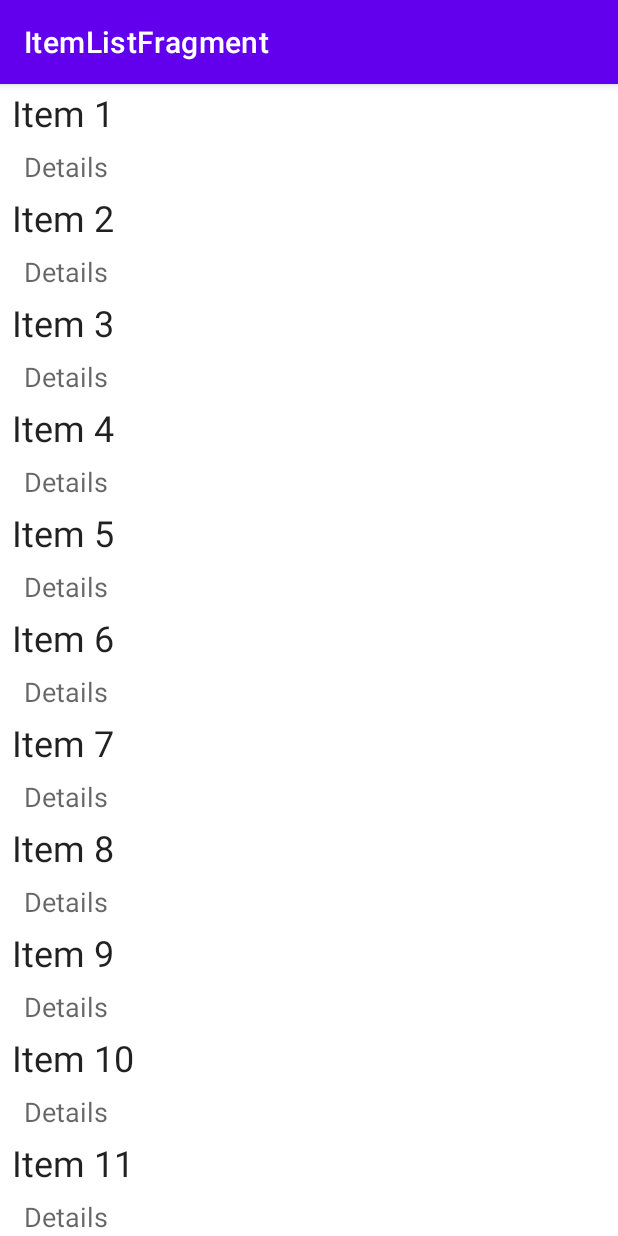
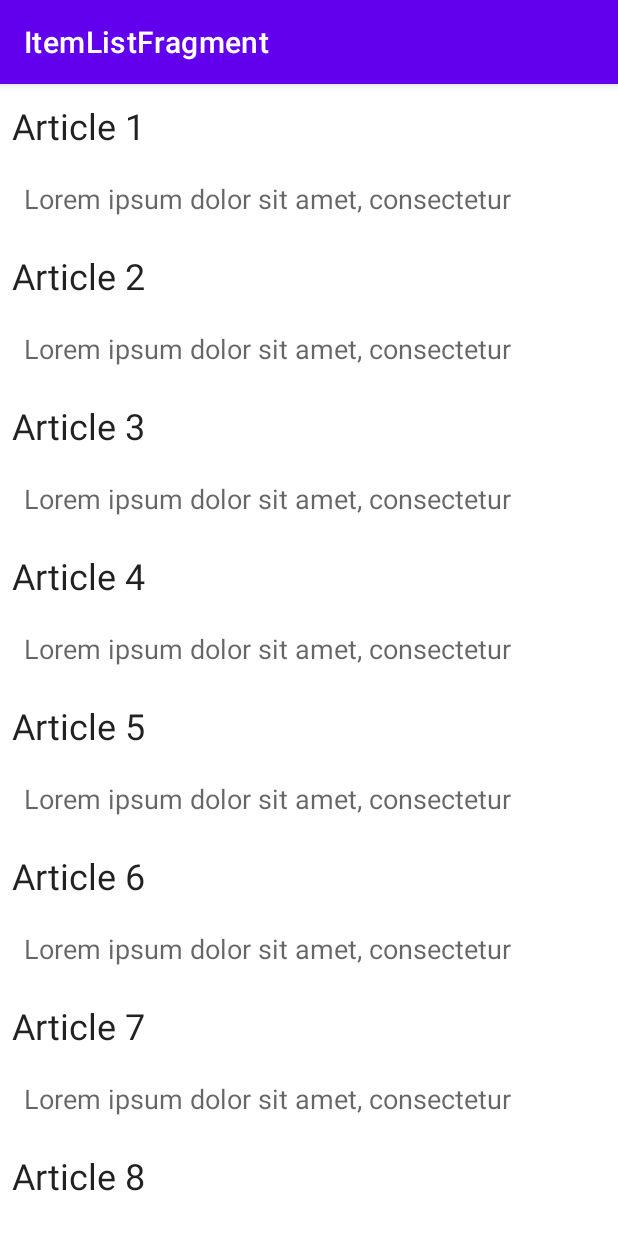
Before and after one commit to stephtelolahy/SwipeDemo, an Android app: the screen it shows after launch (MainActivity), on a phone screen of 412 x 824 dp. Run offline under Robolectric (Android 15) with nearby library versions, the phone set to English and light mode, and no system bars; our stand-ins replace navigation-ui.

```diff
--- a/app/src/main/java/com/creativegames/swipedemo/detail/ItemDetailFragment.kt
+++ b/app/src/main/java/com/creativegames/swipedemo/detail/ItemDetailFragment.kt
@@ -9,7 +9,7 @@ import android.view.ViewGroup
 import android.widget.TextView
 import androidx.fragment.app.Fragment
 import com.creativegames.swipedemo.databinding.FragmentItemDetailBinding
-import com.creativegames.swipedemo.list.PlaceholderItem
+import com.creativegames.swipedemo.model.PlaceholderItem
 import com.google.android.material.appbar.CollapsingToolbarLayout
 
 /**
--- a/app/src/main/java/com/creativegames/swipedemo/list/ItemListFragment.kt
+++ b/app/src/main/java/com/creativegames/swipedemo/list/ItemListFragment.kt
@@ -3,16 +3,18 @@ package com.creativegames.swipedemo.list
 import android.os.Bundle
 import android.os.Handler
 import android.os.Looper
-import android.view.KeyEvent
 import android.view.LayoutInflater
 import android.view.View
 import android.view.ViewGroup
 import android.widget.Toast
-import androidx.core.view.ViewCompat
 import androidx.fragment.app.Fragment
+import androidx.navigation.findNavController
+import androidx.navigation.fragment.findNavController
 import androidx.recyclerview.widget.RecyclerView
 import com.creativegames.swipedemo.R
 import com.creativegames.swipedemo.databinding.FragmentItemListBinding
+import com.creativegames.swipedemo.detail.ItemDetailFragment
+import com.creativegames.swipedemo.model.PlaceholderItem
 
 /**
  * A Fragment representing a list of Pings. This fragment
@@ -53,58 +55,55 @@ class ItemListFragment : Fragment() {
 
   override fun onViewCreated(view: View, savedInstanceState: Bundle?) {
     super.onViewCreated(view, savedInstanceState)
-
     val recyclerView: RecyclerView = binding.recyclerView
-
-    // Leaving this not using view binding as it relies on if the view is visible the current
-    // layout configuration (layout, layout-sw600dp)
-    val itemDetailFragmentContainer: View? = view.findViewById(R.id.item_detail_nav_container)
-
-    setupRecyclerView(recyclerView, itemDetailFragmentContainer)
+    setupRecyclerView(recyclerView)
+    animateOpening()
   }
 
-  override fun onStart() {
-    super.onStart()
-
+  private fun animateOpening() {
     Handler(Looper.getMainLooper()).postDelayed({
       onTouchListener.openSwipeOptions(0)
-    }, 1000)
+    }, 500)
 
     Handler(Looper.getMainLooper()).postDelayed({
       onTouchListener.closeVisibleBG(null)
-    }, 3000)
-  }
-
-  override fun onResume() {
-    super.onResume()
-    binding.recyclerView.addOnItemTouchListener(onTouchListener)
-  }
-
-  override fun onPause() {
-    super.onPause()
-    binding.recyclerView.removeOnItemTouchListener(onTouchListener)
+    }, 1500)
   }
 
   private fun setupRecyclerView(
-    recyclerView: RecyclerView,
-    itemDetailFragmentContainer: View?
+    recyclerView: RecyclerView
   ) {
 
     val items: MutableList<PlaceholderItem> = ArrayList()
     for (i in 1..25) {
-      items.add(PlaceholderItem(i.toString(), "Item $i", "Details"))
+      items.add(
+        PlaceholderItem(
+          i.toString(),
+          "Article $i",
+          "Lorem ipsum dolor sit amet, consectetur adipiscing elit. Curabitur nisl urna, aliquam in placerat nec, aliquet eu tortor. Nullam sagittis at nibh vel tincidunt. Suspendisse sodales felis sit amet ipsum bibendum luctus vel consequat ante."
+        )
+      )
     }
 
-    recyclerView.adapter = RecyclerviewAdapter(
-      items, itemDetailFragmentContainer
-    )
-    //recyclerView.adapter = SwipeRecyclerviewAdapter(items)
+    recyclerView.adapter = RecyclerviewAdapter(items)
 
     onTouchListener = RecyclerTouchListener(activity, recyclerView)
     onTouchListener
       .setClickable(object : RecyclerTouchListener.OnRowClickListener {
         override fun onRowClicked(position: Int) {
-          Toast.makeText(activity, items[position].content, Toast.LENGTH_SHORT).show()
+          val item = items[position]
+          val bundle = Bundle()
+          bundle.putString(
+            ItemDetailFragment.ARG_ITEM_ID,
+            item.id
+          )
+          val itemDetailFragmentContainer: View? = view?.findViewById(R.id.item_detail_nav_container)
+          if (itemDetailFragmentContainer != null) {
+            itemDetailFragmentContainer.findNavController()
+              .navigate(R.id.fragment_item_detail, bundle)
+          } else {
+            findNavController().navigate(R.id.show_item_detail, bundle)
+          }
         }
 
         override fun onIndependentViewClicked(independentViewID: Int, position: Int) {}
@@ -113,7 +112,7 @@ class ItemListFragment : Fragment() {
       .setSwipeable(R.id.rowFG, R.id.rowBG, object : RecyclerTouchListener.OnSwipeOptionsClickListener {
 
         override fun onSwipeOptionClicked(viewID: Int, position: Int) {
-          Toast.makeText(activity, "Edit", Toast.LENGTH_SHORT).show()
+          Toast.makeText(activity, "Ajouté a panier", Toast.LENGTH_SHORT).show()
         }
 
       })
--- a/app/src/main/java/com/creativegames/swipedemo/list/PlaceholderItem.kt
+++ b/app/src/main/java/com/creativegames/swipedemo/model/PlaceholderItem.kt
@@ -1,4 +1,4 @@
-package com.creativegames.swipedemo.list
+package com.creativegames.swipedemo.model
 
 /**
  * A placeholder item representing a piece of content.
--- a/app/src/main/res/layout/item_list_content.xml
+++ b/app/src/main/res/layout/item_list_content.xml
@@ -9,12 +9,12 @@
   <LinearLayout
       android:id="@+id/rowBG"
       android:layout_width="wrap_content"
-      android:layout_height="70dp"
+      android:layout_height="100dp"
       android:layout_alignParentRight="true"
       android:background="#d65819"
       android:gravity="right"
       android:orientation="horizontal"
-      android:paddingStart="100dp"
+      android:paddingStart="60dp"
       >
 
     <RelativeLayout
@@ -39,7 +39,7 @@
             android:layout_width="30dp"
             android:layout_height="30dp"
             android:layout_gravity="center"
-            android:src="@android:drawable/ic_delete"
+            android:src="@android:drawable/ic_input_add"
             app:tint="@android:color/white"
             />
       </LinearLayout>
@@ -50,7 +50,7 @@
   <LinearLayout
       android:id="@+id/rowFG"
       android:layout_width="match_parent"
-      android:layout_height="70dp"
+      android:layout_height="wrap_content"
       android:background="@android:color/white"
       android:clickable="true"
       android:elevation="0dp"
@@ -61,7 +61,7 @@
 
     <androidx.constraintlayout.widget.ConstraintLayout
         android:layout_width="match_parent"
-        android:layout_height="match_parent"
+        android:layout_height="100dp"
         >
 
       <TextView
@@ -69,10 +69,7 @@
           style="@style/TextAppearance.AppCompat.Headline"
           android:layout_width="0dp"
           android:layout_height="wrap_content"
-          android:layout_marginStart="8dp"
-          android:layout_marginLeft="8dp"
-          android:layout_marginEnd="8dp"
-          android:layout_marginRight="8dp"
+          android:layout_margin="8dp"
           app:layout_constraintBottom_toTopOf="@+id/task_desc"
           app:layout_constraintEnd_toEndOf="parent"
           app:layout_constraintStart_toStartOf="parent"
@@ -85,11 +82,7 @@
           style="@style/TextAppearance.AppCompat.Medium"
           android:layout_width="0dp"
           android:layout_height="wrap_content"
-          android:layout_marginStart="8dp"
-          android:layout_marginLeft="8dp"
-          android:layout_marginTop="5dp"
-          android:layout_marginEnd="8dp"
-          android:layout_marginRight="8dp"
+          android:layout_margin="8dp"
           android:lines="1"
           app:layout_constraintBottom_toBottomOf="parent"
           app:layout_constraintEnd_toEndOf="parent"
```
Also changed, not shown: app/src/main/java/com/creativegames/swipedemo/list/RecyclerviewAdapter.kt (+2 -72 lines).
